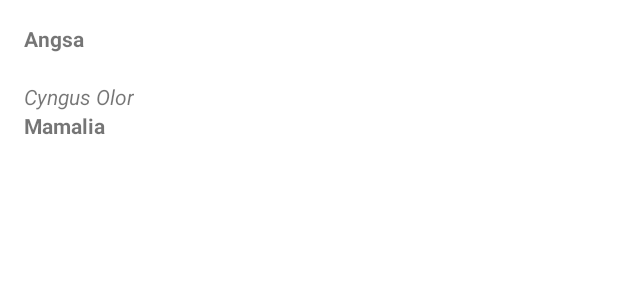
After one commit to D3IF-Cool/4304-galeri-hewan-habibakbar2251, an Android app: the layout list_item.xml on its own in the app's theme, with its tools: preview values and no code run, on a phone screen of 412 x 824 dp. The commit adds this screen. Shown: the top 300 px of the screen. Run offline under Robolectric (Android 15) with nearby library versions, the phone set to English and light mode, and no system bars.

Commit message:
Membuat layout untuk list

```diff
--- /dev/null
+++ b/app/src/main/res/layout/list_item.xml
@@ -0,0 +1,41 @@
+<?xml version="1.0" encoding="utf-8"?>
+<androidx.constraintlayout.widget.ConstraintLayout xmlns:android="http://schemas.android.com/apk/res/android"
+    android:layout_width="match_parent"
+    android:layout_height="wrap_content"
+    xmlns:app="http://schemas.android.com/apk/res-auto"
+    xmlns:tools="http://schemas.android.com/tools">
+
+    <TextView
+        android:id="@+id/namaTextView"
+        android:layout_width="wrap_content"
+        android:layout_height="wrap_content"
+        android:layout_marginStart="16dp"
+        android:layout_marginTop="16dp"
+        android:textStyle="bold"
+        app:layout_constraintStart_toStartOf="parent"
+        app:layout_constraintTop_toTopOf="parent"
+        tools:text="Angsa" />
+
+    <TextView
+        android:id="@+id/latinTextView"
+        android:layout_width="wrap_content"
+        android:layout_height="wrap_content"
+        android:layout_marginBottom="16dp"
+        android:textStyle="italic"
+        app:layout_constraintBottom_toBottomOf="parent"
+        app:layout_constraintStart_toStartOf="@+id/namaTextView"
+        app:layout_constraintTop_toBottomOf="@id/namaTextView"
+        tools:text="Cyngus Olor" />
+
+    <TextView
+        android:id="@+id/jenisTextView"
+        android:layout_width="wrap_content"
+        android:layout_height="wrap_content"
+        android:layout_marginBottom="16dp"
+        android:textStyle="bold"
+        app:layout_constraintBottom_toBottomOf="parent"
+        app:layout_constraintStart_toStartOf="@+id/namaTextView"
+        app:layout_constraintTop_toBottomOf="@id/latinTextView"
+        tools:text="Mamalia" />
+
+</androidx.constraintlayout.widget.ConstraintLayout>
```
Also changed, not shown: app/src/main/java/org/d3if4304/galerihewan/Hewan.kt (added, +7 -0 lines), app/src/main/java/org/d3if4304/galerihewan/MainActivity.kt (+19 -0 lines), app/src/main/res/layout/activity_main.xml (+6 -13 lines).
